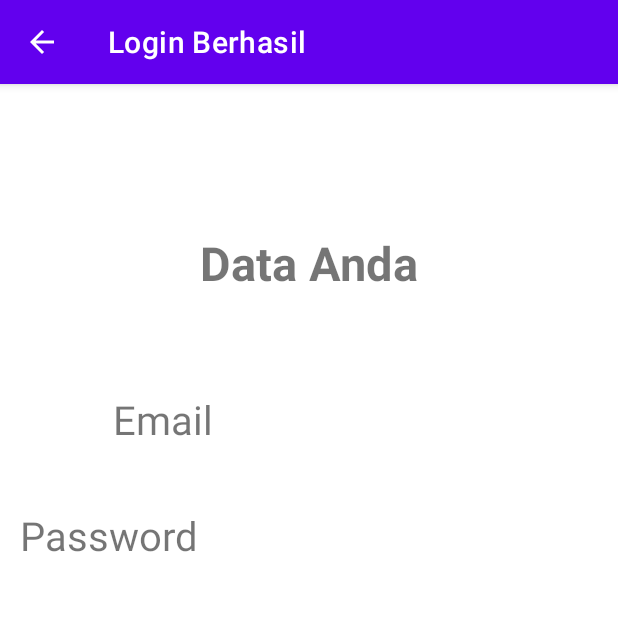
After one commit to DwiRizq1/Sample_Constraint_Layout, an Android app: the ActivityKedua screen opened directly, with no data from a screen before it, on a phone screen of 412 x 824 dp, the top half of it. The commit adds this screen. Run offline under Robolectric (Android 15) with nearby library versions, the phone set to English and light mode, and no system bars; 2 statements that could not run were skipped.

Commit message:
menambahkan activity dan passing parameter

```diff
--- /dev/null
+++ b/app/src/main/java/com/example/sampleconstraintlayout/ActivityKedua.java
@@ -0,0 +1,40 @@
+package com.example.sampleconstraintlayout;
+
+import android.os.Bundle;
+import android.widget.TextView;
+import androidx.appcompat.app.AppCompatActivity;
+
+public class ActivityKedua extends AppCompatActivity{
+   //Mendeklarasikan variable dengan tipe data Textview
+   TextView txEmail,txPassword;
+
+   @Override
+   protected void onCreate(Bundle savedInstanceState) {
+      super.onCreate(savedInstanceState);
+      setContentView(R.layout.activity_kedua);
+
+      //Menghubungkan variable txEmail dengan componen Textview pada layout
+      txEmail = findViewById(R.id.tvEmail);
+
+      //Menghubunhkan variabel txPassword dengan componen Textview pada layout
+      txPassword = findViewById(R.id.tvPassword);
+
+      //mendeklarasikan variabel bundle yang akan digunakan untuk mengambil
+      //pesan yang dikirimkan melalui method intent
+      Bundle bundle = getIntent().getExtras();
+
+      //membuat variabel string yang digunakan untuk menyimpan data yang
+      //dikirimkan dari activity sebelumnya dengan kunci "a"
+      String email = bundle.getString("a");
+
+      //membuat variabel string yang digunakan untuk menyimpan data yang
+      //dikirimkan dari activity sebelumnya dengan kunci "a"
+      String pass = bundle.getString("b");
+
+      //menampilkan value dari variabel email kedalam txEmail
+      txEmail.setText(email);
+
+      //menampilkan value dari variabel pass kedalam txPassword
+      txPassword.setText(pass);
+   }
+}
--- /dev/null
+++ b/app/src/main/res/layout/activity_kedua.xml
@@ -0,0 +1,72 @@
+<?xml version="1.0" encoding="utf-8"?>
+<androidx.constraintlayout.widget.ConstraintLayout xmlns:android="http://schemas.android.com/apk/res/android"
+    xmlns:tools="http://schemas.android.com/tools"
+    android:layout_width="match_parent"
+    android:layout_height="match_parent"
+    xmlns:app="http://schemas.android.com/apk/res-auto">
+
+    <TextView
+        android:id="@+id/textView2"
+        android:layout_width="wrap_content"
+        android:layout_height="wrap_content"
+        android:text="@string/tData"
+        android:textSize="14pt"
+        android:textStyle="bold"
+        app:layout_constraintBottom_toBottomOf="parent"
+        app:layout_constraintEnd_toEndOf="parent"
+        app:layout_constraintStart_toStartOf="parent"
+        app:layout_constraintTop_toTopOf="parent"
+        app:layout_constraintVertical_bias="0.135" />
+
+    <TextView
+        android:id="@+id/textView4"
+        android:layout_width="wrap_content"
+        android:layout_height="wrap_content"
+        android:text="@string/tEmail"
+        android:textSize="12pt"
+        app:layout_constraintBottom_toBottomOf="parent"
+        app:layout_constraintEnd_toEndOf="parent"
+        app:layout_constraintHorizontal_bias="0.218"
+        app:layout_constraintStart_toStartOf="parent"
+        app:layout_constraintTop_toBottomOf="@+id/textView2"
+        app:layout_constraintVertical_bias="0.11" />
+
+    <TextView
+        android:id="@+id/tvEmail"
+        android:layout_width="wrap_content"
+        android:layout_height="wrap_content"
+        android:text="@string/txemail"
+        android:textSize="12pt"
+        app:layout_constraintBottom_toBottomOf="parent"
+        app:layout_constraintEnd_toEndOf="parent"
+        app:layout_constraintHorizontal_bias="0.435"
+        app:layout_constraintStart_toEndOf="@id/textView4"
+        app:layout_constraintTop_toBottomOf="@+id/textView2"
+        app:layout_constraintVertical_bias="0.11"/>
+
+    <TextView
+        android:id="@+id/textView5"
+        android:layout_width="wrap_content"
+        android:layout_height="wrap_content"
+        android:text="@string/tPassword"
+        android:textSize="12pt"
+        app:layout_constraintBottom_toBottomOf="parent"
+        app:layout_constraintEnd_toEndOf="parent"
+        app:layout_constraintHorizontal_bias="0.045"
+        app:layout_constraintStart_toStartOf="parent"
+        app:layout_constraintTop_toBottomOf="@+id/textView4"
+        app:layout_constraintVertical_bias="0.084" />
+
+    <TextView
+        android:id="@+id/tvPassword"
+        android:layout_width="wrap_content"
+        android:layout_height="wrap_content"
+        android:text="@string/txpassword"
+        android:textSize="12pt"
+        app:layout_constraintBottom_toBottomOf="parent"
+        app:layout_constraintEnd_toEndOf="parent"
+        app:layout_constraintHorizontal_bias="0.326"
+        app:layout_constraintStart_toEndOf="@id/textView5"
+        app:layout_constraintTop_toBottomOf="@+id/tvEmail"
+        app:layout_constraintVertical_bias="0.084" />
+</androidx.constraintlayout.widget.ConstraintLayout>
--- /dev/null
+++ b/app/src/main/res/values/preloaded_fonts.xml
@@ -0,0 +1,6 @@
+<?xml version="1.0" encoding="utf-8"?>
+<resources>
+<array name="preloaded_fonts" translatable="false">
+    <item></item>
+</array>
+</resources>
--- a/app/src/main/res/values/strings.xml
+++ b/app/src/main/res/values/strings.xml
@@ -3,4 +3,10 @@
     <string name="tEmail">Email</string>
     <string name="tPassword">Password</string>
     <string name="bsignin">Sign-In</string>
+    <string name="var1">ini pesan</string>
+    <string name="tData">Data Anda</string>
+    <string name="tLogin">LOGIN</string>
+    <string name="txemail">Ini hasil Email</string>
+    <string name="txpassword">Ini hasil Password</string>
+    <string name="label2">Login Berhasil</string>
 </resources>
```
Also changed, not shown: app/src/main/AndroidManifest.xml (+10 -1 lines), app/src/main/java/com/example/sampleconstraintlayout/MainActivity.java (+75 -0 lines).
